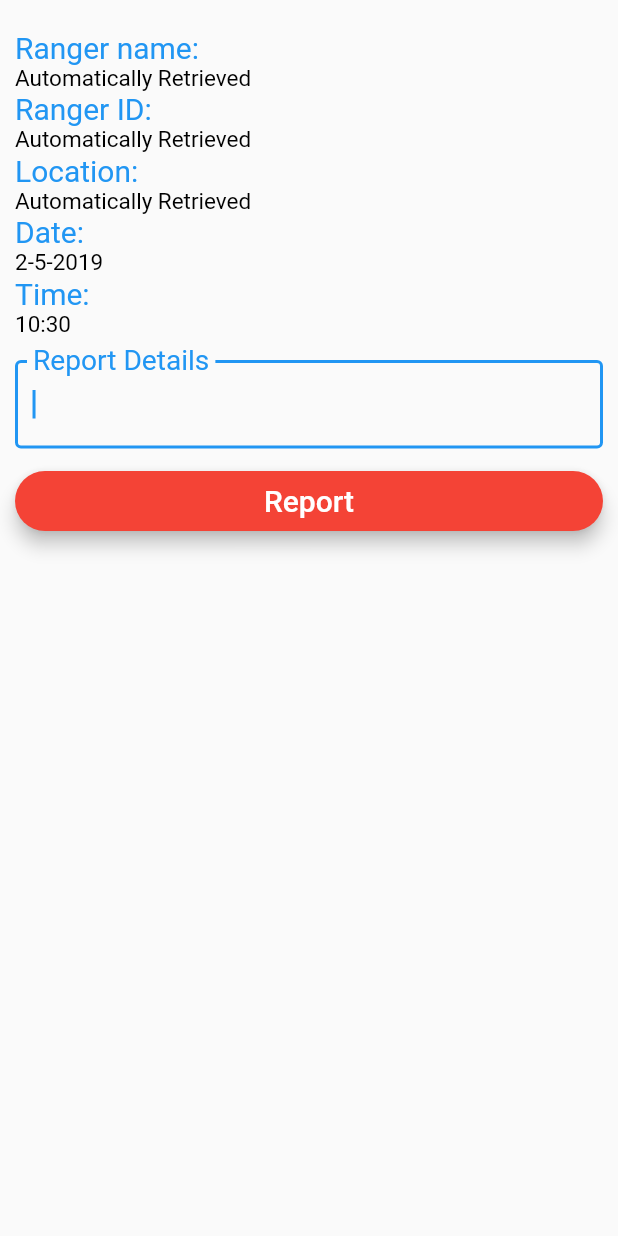
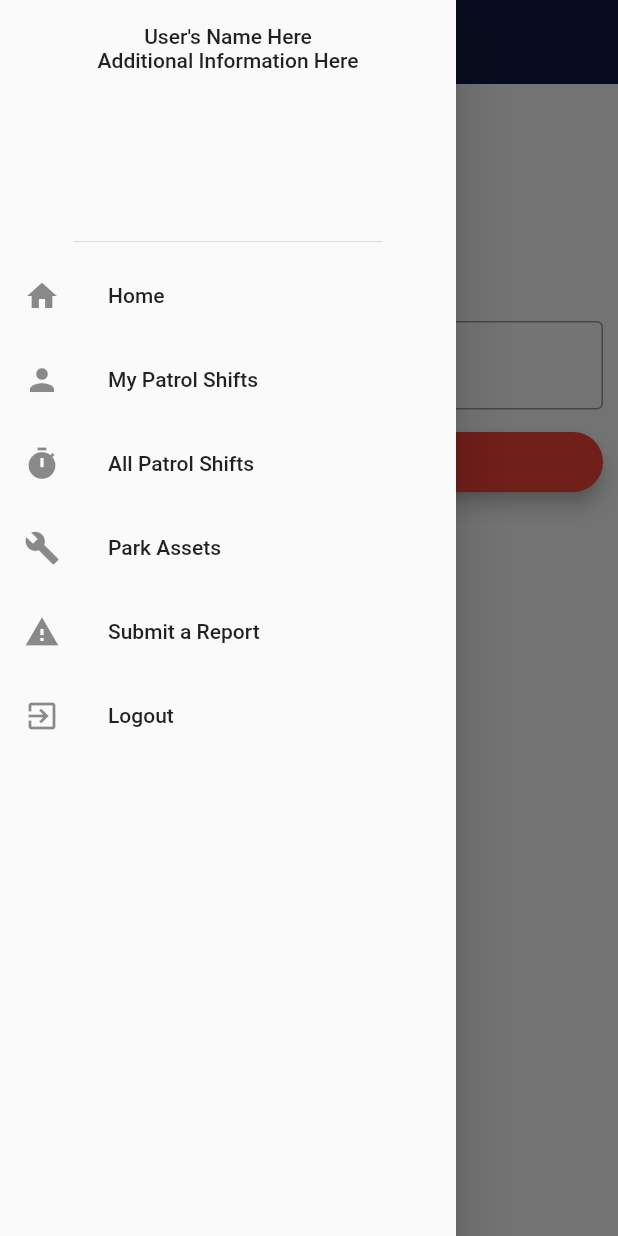
Before and after one commit to cos301-2019-se/ERP-Ranger-Mobile-Application, a Flutter app: the ReportScreen screen opened directly, with the side drawer open (before the commit the screen has no drawer), on a phone screen of 412 x 824 dp. Run offline on Flutter 3.47's test engine with Material 2 defaults, Android fonts, the phone set to English and light mode, and no system bars; our stand-ins replace firebase_auth; accounts and stored records are empty.

Commit message:
Added New Drawer
- Removed old drawer menu
- Added new drawer menu
- Fixed other screens to use the new drawer menu

```diff
--- /dev/null
+++ b/erp_ranger_app/lib/components/drawer.dart
@@ -0,0 +1,94 @@
+
+import 'package:erp_ranger_app/login.dart';
+import 'package:erp_ranger_app/screens/dashboard.dart';
+import 'package:erp_ranger_app/screens/report.dart';
+import 'package:erp_ranger_app/screens/shifts.dart';
+import 'package:erp_ranger_app/services/auth.dart';
+import 'package:flutter/material.dart';
+
+class DrawerItem {
+  String title;
+  IconData icon;
+  DrawerItem(this.title, this.icon);
+}
+
+class CustomDrawer extends StatefulWidget {
+
+  @override
+  State<StatefulWidget> createState() => CustomDrawerState();
+
+}
+
+class CustomDrawerState extends State<CustomDrawer> {
+
+  final drawerItems = [
+    new DrawerItem("Home", Icons.home),
+    new DrawerItem("My Patrol Shifts", Icons.person),
+    new DrawerItem("All Patrol Shifts", Icons.timer),
+    new DrawerItem("Park Assets", Icons.build),
+    new DrawerItem("Submit a Report", Icons.report_problem),
+    new DrawerItem("Logout", Icons.exit_to_app)
+  ];
+
+  void _getDrawerItemWidget(int pos) {
+    Navigator.pop(context);
+    switch (pos) {
+      case 0: // Home
+        Navigator.pushReplacement(context, MaterialPageRoute(builder: (context) => DashboardScreen()));
+        return;
+      case 1: // My Patrol Shifts
+        Navigator.push(context, MaterialPageRoute(builder: (context) => ShiftsScreen()));
+        return;
+      case 2: // All Patrol Shifts
+        Navigator.push(context, MaterialPageRoute(builder: (context) => ShiftsScreen()));
+        return;
+      case 3: // Park Assets
+        Navigator.push(context, MaterialPageRoute(builder: (context) => ShiftsScreen()));
+        return;
+      case 4: // Submit a Report
+        Navigator.push(context, MaterialPageRoute(builder: (context) => ReportScreen()));
+        return;
+      case 5:
+        (new Auth()).signOut();
+        Navigator.pushReplacement(context, MaterialPageRoute(builder: (context) => LoginScreen(auth: new Auth())));
+        return;
+      default:
+        return;
+    }
+  }
+
+  @override
+  Widget build(BuildContext context) {
+    List<Widget> drawerOptions = [];
+    for (var i = 0; i < drawerItems.length; i++) {
+      var d = drawerItems[i];
+      drawerOptions.add(
+          new ListTile(
+            leading: new Icon(d.icon),
+            title: new Text(d.title),
+            //selected: i == _selectedDrawerIndex,
+            onTap: () => this._getDrawerItemWidget(i),
+          )
+      );
+    }
+
+    return new Drawer(
+      child: new Column(
+        children: <Widget>[
+          new DrawerHeader(
+            child: new Column(
+              children: <Widget>[
+                new Text("User's Name Here"),
+                new Text("Additional Information Here")
+              ],
+            ),
+          ),
+          new Column(
+            children: drawerOptions,
+          )
+        ],
+      ),
+    );
+  }
+
+}
--- a/erp_ranger_app/lib/login.dart
+++ b/erp_ranger_app/lib/login.dart
@@ -1,4 +1,5 @@
-import 'package:erp_ranger_app/base.dart';
+
+import 'package:erp_ranger_app/screens/dashboard.dart';
 import 'package:erp_ranger_app/services/auth.dart';
 import 'package:erp_ranger_app/services/validator.dart';
 import 'package:flutter/material.dart';
@@ -33,7 +34,7 @@ class LoginState extends State<LoginScreen> {
       });
       try {
         String uid = await widget.auth.signIn(_email, _password);
-        Navigator.pushReplacement(context, MaterialPageRoute(builder: (context) => BaseScreen()));
+        Navigator.pushReplacement(context, MaterialPageRoute(builder: (context) => DashboardScreen()));
       } on PlatformException catch (e) {
         setState(() {
           this._attempting = false;
--- a/erp_ranger_app/lib/screens/report.dart
+++ b/erp_ranger_app/lib/screens/report.dart
@@ -1,3 +1,4 @@
+import 'package:erp_ranger_app/components/drawer.dart';
 import 'package:flutter/material.dart';
 
 class ReportScreen extends StatefulWidget {
@@ -16,7 +17,14 @@ class ReportState extends State<ReportScreen> {
 
   @override
   Widget build(BuildContext context) {
-    return Container(
+    return new Scaffold(
+      appBar: new AppBar(
+        title: Text("ERP Ranger Mobile App"),
+        elevation: .1,
+        backgroundColor: Color.fromRGBO(18, 27, 65, 1.0),
+      ),
+      drawer: new CustomDrawer(),
+      body: Container(
         padding: EdgeInsets.fromLTRB(10.0, 20.0, 10.0, 0.0),
         child: ListView(
           children: <Widget>[
@@ -24,6 +32,7 @@ class ReportState extends State<ReportScreen> {
             _showReportTextField(),
             _showReportButton()
           ],
+        ),
       ),
     );
   }
@@ -37,10 +46,10 @@ class ReportState extends State<ReportScreen> {
           color: Colors.blue
         ),
         children: <TextSpan>[
-          new TextSpan(text: 'Ranger name:\n'),
+          /*new TextSpan(text: 'Ranger name:\n'),
           new TextSpan(text: 'Automatically Retrieved\n',style: new TextStyle(fontSize: 15.0,color: Colors.black)),
           new TextSpan(text: 'Ranger ID:\n'),
-          new TextSpan(text: 'Automatically Retrieved\n',style: new TextStyle(fontSize: 15.0,color: Colors.black)),
+          new TextSpan(text: 'Automatically Retrieved\n',style: new TextStyle(fontSize: 15.0,color: Colors.black)),*/
           new TextSpan(text: 'Location:\n'),
           new TextSpan(text: 'Automatically Retrieved\n',style: new TextStyle(fontSize: 15.0,color: Colors.black)),
           new TextSpan(text: 'Date:\n'),
--- a/erp_ranger_app/lib/services/auth.dart
+++ b/erp_ranger_app/lib/services/auth.dart
@@ -1,3 +1,4 @@
+
 import 'package:firebase_auth/firebase_auth.dart';
 
 class Auth {
```
Also changed, not shown: erp_ranger_app/lib/base.dart (deleted, +0 -81 lines), erp_ranger_app/lib/screens/dashboard.dart (+15 -10 lines), erp_ranger_app/lib/screens/home.dart (deleted, +0 -21 lines), erp_ranger_app/lib/screens/shifts.dart (+15 -10 lines). Lines whose indentation alone changed are shown as unchanged.
